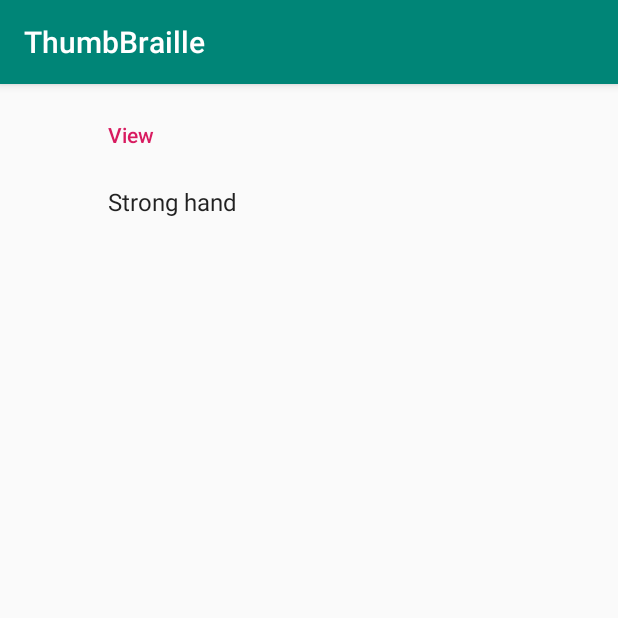
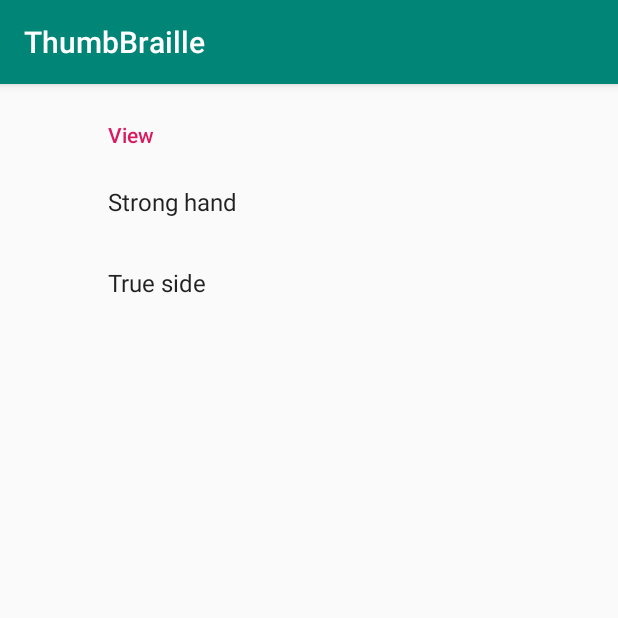
Before and after one commit to KanaHayama/ThumbBrailleIME, an Android app: the SettingsFragment screen opened directly, with no data from a screen before it, on a phone screen of 412 x 824 dp, the top half of it. Run offline under Robolectric (Android 15) with nearby library versions, the phone set to English and light mode, and no system bars; our stand-ins replace androidx.preference.

```diff
--- a/app/src/main/java/com/tbraille/android/BrailleKeyboard.java
+++ b/app/src/main/java/com/tbraille/android/BrailleKeyboard.java
@@ -20,11 +20,13 @@ import android.app.AppOpsManager;
 import android.content.ClipDescription;
 import android.content.Context;
 import android.content.Intent;
+import android.content.SharedPreferences;
 import android.content.pm.PackageManager;
 import android.graphics.Color;
 import android.inputmethodservice.InputMethodService;
 import android.net.Uri;
 import android.os.Build;
+import android.preference.PreferenceManager;
 import android.support.annotation.NonNull;
 import android.support.annotation.Nullable;
 import android.support.annotation.RawRes;
@@ -264,6 +266,8 @@ public class BrailleKeyboard extends InputMethodService {
         mWebpButton.setEnabled(mWebpFile != null && isCommitContentSupported(info, MIME_TYPE_WEBP));
         //demo
         inputView.newSession();
+        SharedPreferences prefs = getApplicationContext().getSharedPreferences("default_setting", 0);
+        Setting.setPreference(prefs);
     }
 
     private static File getFileForResource(
--- a/app/src/main/java/com/tbraille/android/SettingsFragment.java
+++ b/app/src/main/java/com/tbraille/android/SettingsFragment.java
@@ -1,7 +1,11 @@
 package com.tbraille.android;
 
 import android.os.Bundle;
+import android.support.v7.preference.ListPreference;
 import android.support.v7.preference.PreferenceFragmentCompat;
+import android.view.LayoutInflater;
+import android.view.View;
+import android.view.ViewGroup;
 
 public class SettingsFragment extends PreferenceFragmentCompat {
     @Override
--- a/app/src/main/res/values/array.xml
+++ b/app/src/main/res/values/array.xml
@@ -2,11 +2,23 @@
 <resources>
     <string-array name="pref_strong_hand_entries">
         <item>Left</item>
+        <item>Both</item>
         <item>Right</item>
     </string-array>
 
     <string-array name="pref_strong_hand_entry_values">
         <item>left</item>
+        <item>both</item>
+        <item>right</item>
+    </string-array>
+
+    <string-array name="pref_true_side_entries">
+        <item>Left</item>
+        <item>Right</item>
+    </string-array>
+
+    <string-array name="pref_true_side_entry_values">
+        <item>left</item>
         <item>right</item>
     </string-array>
 </resources>
--- a/app/src/main/res/values/strings.xml
+++ b/app/src/main/res/values/strings.xml
@@ -4,4 +4,7 @@
     <string name="pref_strong_hand_title">Strong hand</string>
     <string name="pref_strong_hand_key">strong_hand</string>
     <string name="pref_strong_hand_default_value">right</string>
+    <string name="pref_true_side_title">True side</string>
+    <string name="pref_true_side_key">true_side</string>
+    <string name="pref_true_side_default_value">left</string>
 </resources>
--- a/app/src/main/res/xml/pref_settings.xml
+++ b/app/src/main/res/xml/pref_settings.xml
@@ -9,5 +9,12 @@
             android:key="@string/pref_strong_hand_key"
             android:defaultValue="@string/pref_strong_hand_default_value"
             />
+        <ListPreference
+            android:title="@string/pref_true_side_title"
+            android:entries="@array/pref_true_side_entries"
+            android:entryValues="@array/pref_true_side_entry_values"
+            android:key="@string/pref_true_side_key"
+            android:defaultValue="@string/pref_true_side_default_value"
+            />
     </PreferenceCategory>
 </PreferenceScreen>
```
Also changed, not shown: app/src/main/java/com/tbraille/android/Setting.java (+17 -6 lines).
